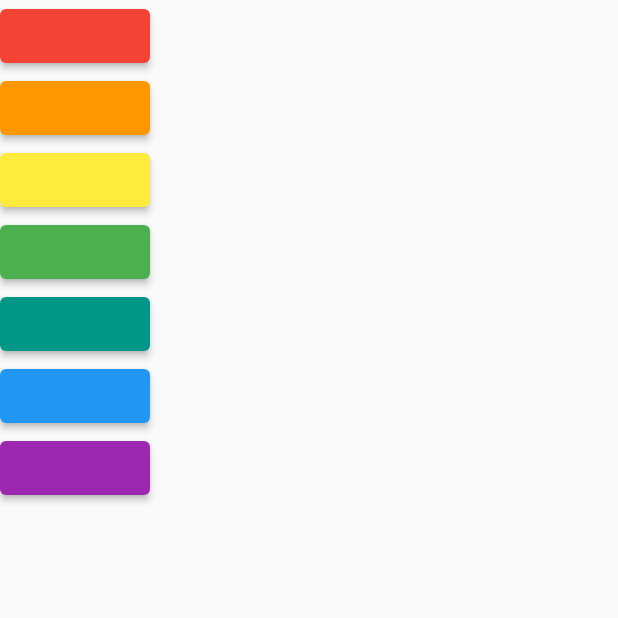
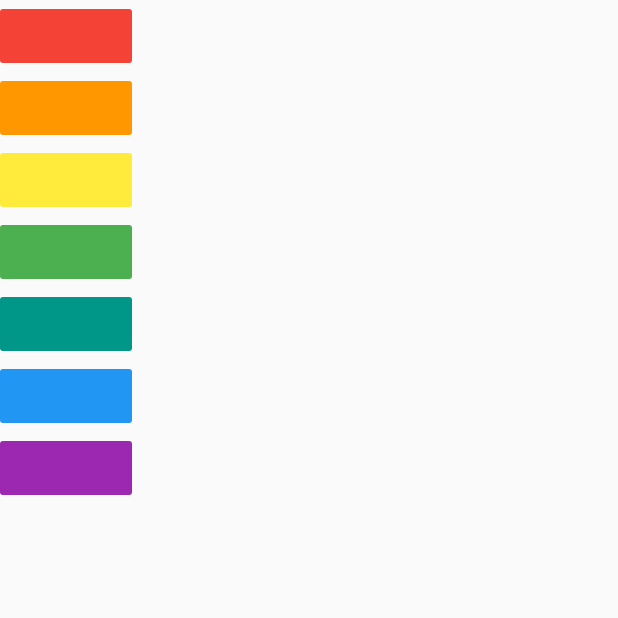
Before and after one commit to Jordan-erifried/Xylophone-App, a Flutter app: the screen it shows after launch, on a phone screen of 412 x 824 dp, the top half of it. Run offline on Flutter 3.47's test engine with Material 2 defaults, Android fonts, the phone set to English and light mode, and no system bars; our stand-ins replace audioplayers.

Commit message:
Replacing Elevated button with FlatButton

```diff
--- a/lib/main.dart
+++ b/lib/main.dart
@@ -18,102 +18,60 @@ class XylophoneApp extends StatelessWidget {
           child: Column(
             //mainAxisAlignment: MainAxisAlignment.spaceEvenly,
             children: <Widget>[
-              SizedBox(
-                width: 100.0,
-                child: ElevatedButton(
+              FlatButton(
+                color: Colors.red,
                 onPressed: () {
                   final player = AudioCache();
                   player.play('note1.wav');
-                  },
-                  child: Text(''),
-                  style: ElevatedButton.styleFrom(
-                    primary: Colors.red,
-                  ),
-                ),
+                }, child: Text(''),
               ),
 
-              SizedBox(
-                width: 100.0,
-                child: ElevatedButton(
+              FlatButton(
+                color: Colors.orange,
                 onPressed: () {
                   final player = AudioCache();
                   player.play('note2.wav');
-                  },
-                  child: Text(''),
-                  style: ElevatedButton.styleFrom(
-                    primary: Colors.orange,
-                  ),
-                ),
+                }, child: Text(''),
               ),
 
-              SizedBox(
-                width: 100.0,
-                child: ElevatedButton(
+              FlatButton(
+                color: Colors.yellow,
                 onPressed: () {
                   final player = AudioCache();
                   player.play('note3.wav');
-                  },
-                  child: Text(''),
-                  style: ElevatedButton.styleFrom(
-                    primary: Colors.yellow,
-                  ),
-                ),
+                }, child: Text(''),
               ),
 
-              SizedBox(
-                width: 100.0,
-                child: ElevatedButton(
+              FlatButton(
+                color: Colors.green,
                 onPressed: () {
                   final player = AudioCache();
                   player.play('note4.wav');
-                  },
-                  child: Text(''),
-                  style: ElevatedButton.styleFrom(
-                    primary: Colors.green,
-                  ),
-                ),
+                }, child: Text(''),
               ),
 
-              SizedBox(
-                width: 100.0,
-                child: ElevatedButton(
+              FlatButton(
+                color: Colors.teal,
                 onPressed: () {
                   final player = AudioCache();
                   player.play('note5.wav');
-                  },
-                  child: Text(''),
-                  style: ElevatedButton.styleFrom(
-                    primary: Colors.teal,
-                  ),
-                ),
+                }, child: Text(''),
               ),
 
-              SizedBox(
-                width: 100.0,
-                child: ElevatedButton(
+              FlatButton(
+                color: Colors.blue,
                 onPressed: () {
                   final player = AudioCache();
                   player.play('note6.wav');
-                  },
-                  child: Text(''),
-                  style: ElevatedButton.styleFrom(
-                    primary: Colors.blue,
-                  ),
-                ),
+                }, child: Text(''),
               ),
 
-              SizedBox(
-                width: 100.0,
-                child: ElevatedButton(
+              FlatButton(
+                color: Colors.purple,
                 onPressed: () {
                   final player = AudioCache();
                   player.play('note7.wav');
-                  },
-                  child: Text(''),
-                  style: ElevatedButton.styleFrom(
-                    primary: Colors.purple,
-                  ),
-                ),
+                }, child: Text(''),
               ),
             ],
           ),
```
Lines whose indentation alone changed are shown as unchanged.
